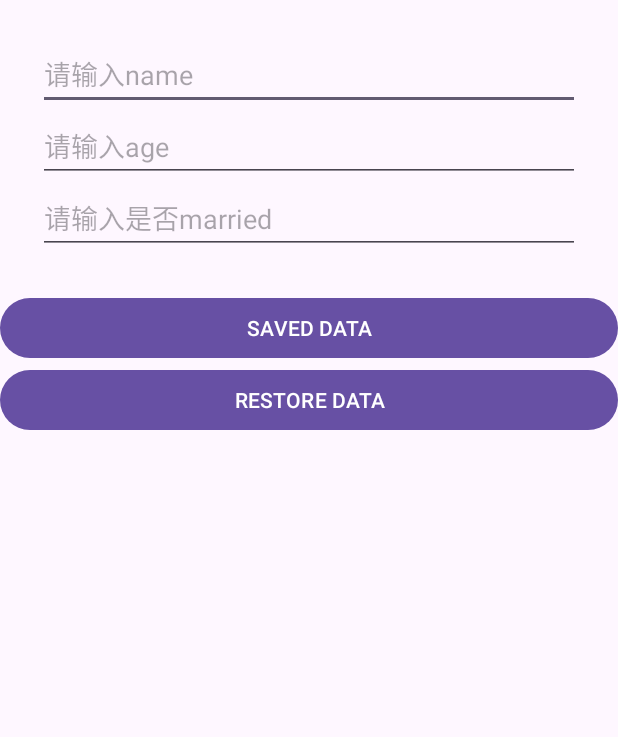
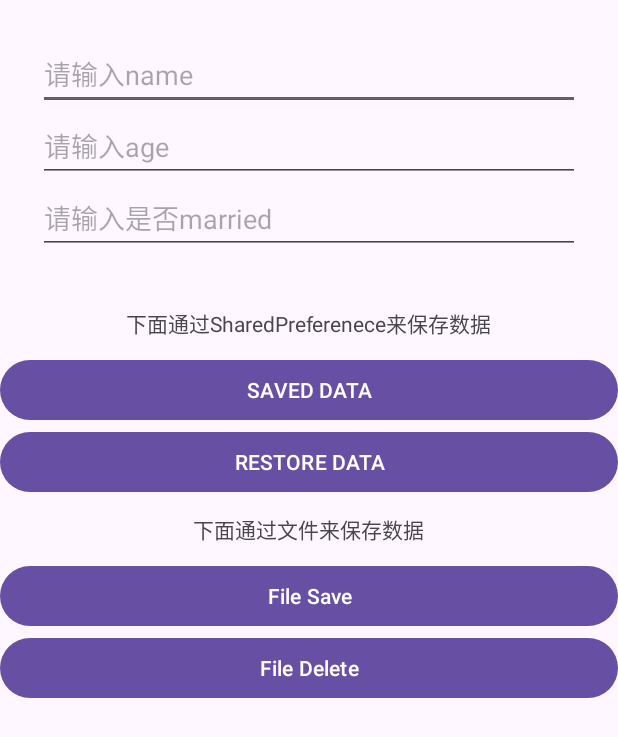
Before and after one commit to junhqin/Android_repo, an Android app: the SharedPreferenceActivity screen opened directly, with no data from a screen before it, on a phone screen of 412 x 824 dp. Shown: the top 737 px of the screen. Run offline under Robolectric (Android 15) with nearby library versions, the phone set to English and light mode, and no system bars.

Commit message:
不用在意的一次提交

```diff
--- a/app/src/main/java/com/example/findlist/SharedPreferenceActivity.java
+++ b/app/src/main/java/com/example/findlist/SharedPreferenceActivity.java
@@ -2,6 +2,7 @@ package com.example.findlist;
 
 import androidx.appcompat.app.AppCompatActivity;
 
+import android.content.Context;
 import android.content.SharedPreferences;
 import android.os.Bundle;
 import android.view.View;
@@ -13,15 +14,36 @@ import com.example.myapplication.R;
 
 import org.w3c.dom.Text;
 
+import java.io.BufferedReader;
+import java.io.BufferedWriter;
+import java.io.FileInputStream;
+import java.io.FileNotFoundException;
+import java.io.FileOutputStream;
+import java.io.IOException;
+import java.io.InputStreamReader;
+import java.io.OutputStreamWriter;
+
 //键值对进行传递
 public class SharedPreferenceActivity extends AppCompatActivity {
-    private Button btn_save,btn_restore;
-    private EditText et_name,et_age,et_married;
+    private Button btn_save, btn_restore, btn_fsave, btn_fdelete;
+    private EditText et_name, et_age, et_married;
+    private BufferedReader bufferedReader;
+    private BufferedWriter bufferedWriter;
     @Override
     protected void onCreate(Bundle savedInstanceState) {
         super.onCreate(savedInstanceState);
         setContentView(R.layout.activity_shared_preference);
         init();
+    }
+
+    public void init() {
+        btn_restore = findViewById(R.id.btn_restore);
+        btn_save = findViewById(R.id.btn_save);
+        et_age = findViewById(R.id.et_age);
+        et_married = findViewById(R.id.et_married);
+        et_name = findViewById(R.id.et_name);
+        btn_fdelete = findViewById(R.id.btn_fdelete);
+        btn_fsave = findViewById(R.id.btn_fsave);
         btn_save.setOnClickListener(new View.OnClickListener() {
             @Override
             public void onClick(View view) {
@@ -34,34 +56,50 @@ public class SharedPreferenceActivity extends AppCompatActivity {
                 get(view);
             }
         });
+        btn_fsave.setOnClickListener(new View.OnClickListener() {
+            @Override
+            public void onClick(View view) {
 
-
+            }
+        });
     }
 
-    public void init(){
-        btn_restore=findViewById(R.id.btn_restore);
-        btn_save = findViewById(R.id.btn_save);
-        et_age = findViewById(R.id.et_age);
-        et_married = findViewById(R.id.et_married);
-        et_name = findViewById(R.id.et_name);
-    }
-    public void save(View view){
-        String name = et_name .getText().toString();
+    public void save(View view) {
+        String name = et_name.getText().toString();
         String age = et_age.getText().toString();
         String married = et_married.getText().toString();
         SharedPreferences record = getSharedPreferences("record", MODE_PRIVATE);
         SharedPreferences.Editor editor = record.edit();
         editor.putString("name", name);
-        editor.putString("age",  age);
-        editor.putString("married",married);
+        editor.putString("age", age);
+        editor.putString("married", married);
         editor.commit();//提交当前数据 （editor.apply更快，是暂时读入内存，适合的时候再读入磁盘）
     }
 
-    public void get(View view){
+    public void fsave(View view) {
+        try {
+            FileOutputStream fsave = openFileOutput("data", MODE_PRIVATE);
+//            FileInputStream fsave = openFileInput("data");
+            bufferedReader = new BufferedReader(new InputStreamReader(fsave));
+            bufferedWriter = new BufferedWriter(new OutputStreamWriter())
+        } catch (IOException e) {
+            e.printStackTrace();
+        } finally {
+            if (bufferedReader != null) {
+                try {
+                    bufferedReader.close();
+                } catch (IOException e) {
+                    e.printStackTrace();
+                }
+            }
+        }
+    }
+
+    public void get(View view) {
         SharedPreferences record = getSharedPreferences("record", MODE_PRIVATE);
         String a1 = record.getString("name", "");
-        String b1 = record.getString("age",  "");
-        String c1 = record.getString("married","");
-        Toast.makeText(this, "name is "+a1+"\n"+"age is "+b1+"\n"+"married is "+c1,Toast.LENGTH_LONG).show();
+        String b1 = record.getString("age", "");
+        String c1 = record.getString("married", "");
+        Toast.makeText(this, "name is " + a1 + "\n" + "age is " + b1 + "\n" + "married is " + c1, Toast.LENGTH_LONG).show();
     }
 }
--- a/app/src/main/res/layout/activity_shared_preference.xml
+++ b/app/src/main/res/layout/activity_shared_preference.xml
@@ -30,6 +30,12 @@
         android:layout_marginBottom="25dp"
         android:layout_marginLeft="25dp"
         android:layout_marginRight="25dp"/>
+    <TextView
+        android:layout_width="wrap_content"
+        android:layout_height="wrap_content"
+        android:layout_margin="10dp"
+        android:text="下面通过SharedPreferenece来保存数据"
+        android:layout_gravity="center_horizontal"/>
     <Button
         android:layout_width="match_parent"
         android:layout_height="wrap_content"
@@ -40,4 +46,23 @@
         android:layout_height="wrap_content"
         android:text="RESTORE DATA"
         android:id="@+id/btn_restore"/>
+
+    <TextView
+        android:layout_width="wrap_content"
+        android:layout_height="wrap_content"
+        android:layout_margin="10dp"
+        android:text="下面通过文件来保存数据"
+        android:layout_gravity="center_horizontal"/>
+
+    <Button
+        android:layout_width="match_parent"
+        android:layout_height="wrap_content"
+        android:text="File Save"
+        android:id="@+id/btn_fsave"/>
+    <Button
+        android:layout_width="match_parent"
+        android:layout_height="wrap_content"
+        android:text="File Delete"
+        android:id="@+id/btn_fdelete"/>
+
 </LinearLayout>
```
